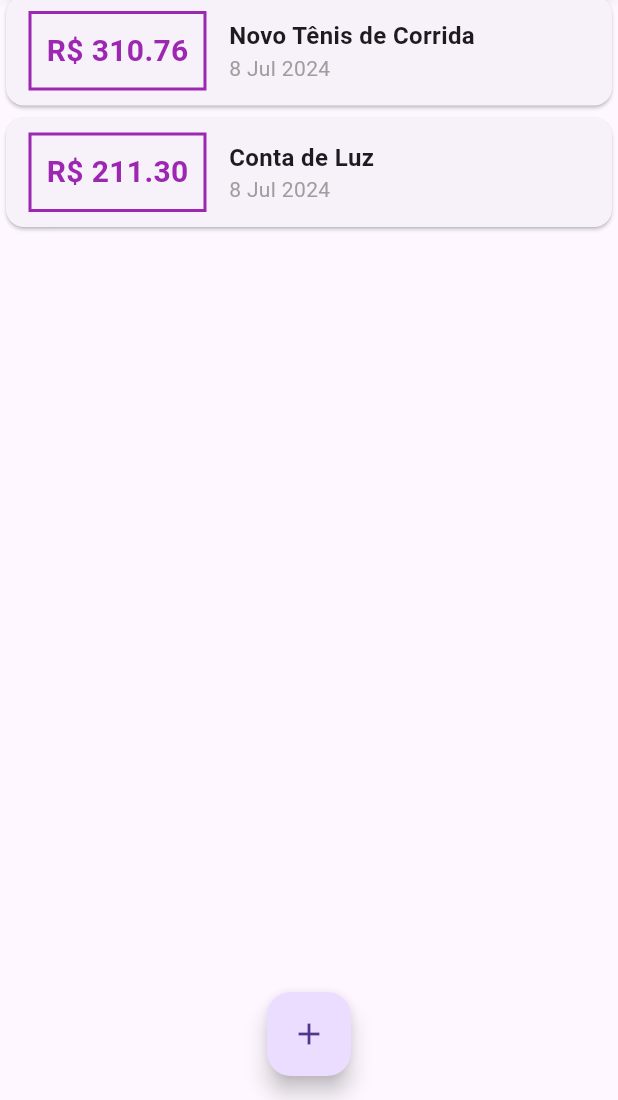
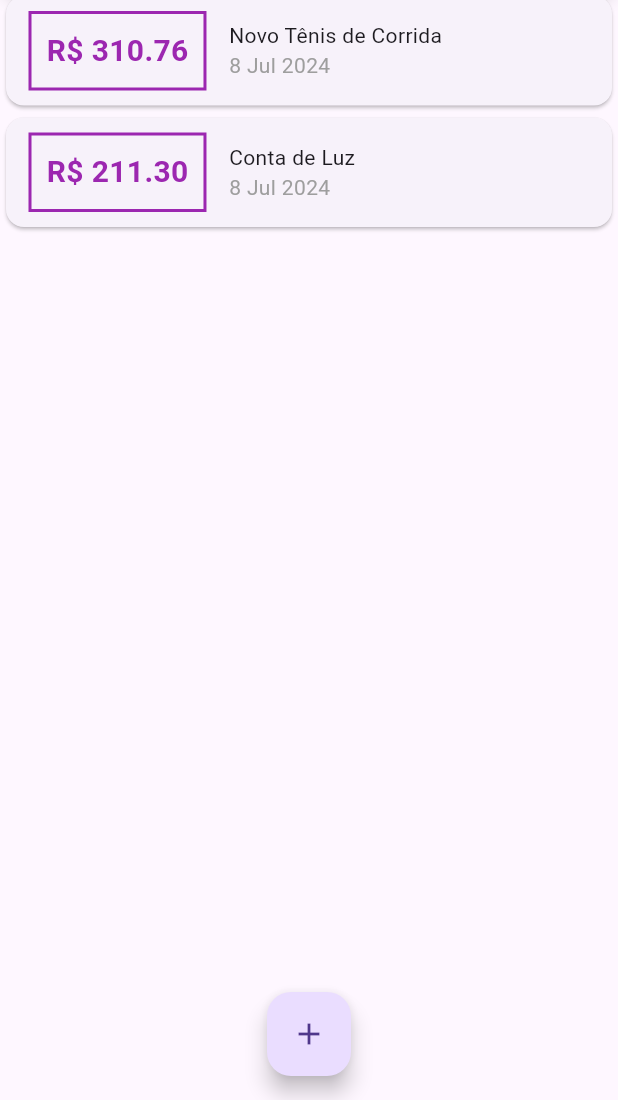
Before and after one commit to alexandreccarmo/despesas_pessoais_flutter, a Flutter app: the screen it shows after launch, on a phone screen of 412 x 824 dp, the part 136-1236 px from its top. Run offline on Flutter 3.47's test engine with Material 3 defaults, Android fonts, the light colour scheme and no system bars.

Commit message:
adicionando font e thema, por algums motivo nao rolo, vou resolver em breve

```diff
--- a/expenses_flutter/lib/components/transaction_list.dart
+++ b/expenses_flutter/lib/components/transaction_list.dart
@@ -46,10 +46,11 @@ class TransactionList extends StatelessWidget {
                   children: [
                     Text(
                       tr.title,
-                      style: TextStyle(
-                          fontSize: 16,
-                          fontWeight: FontWeight.bold
-                      ),
+                      // style: Theme.of(context).textTheme.titleSmall,
+                      // style: TextStyle(
+                      //     fontSize: 16,
+                      //     fontWeight: FontWeight.bold
+                      // ),
                     ),
                     Text(
                       DateFormat('d MMM y').format(tr.date),
```
